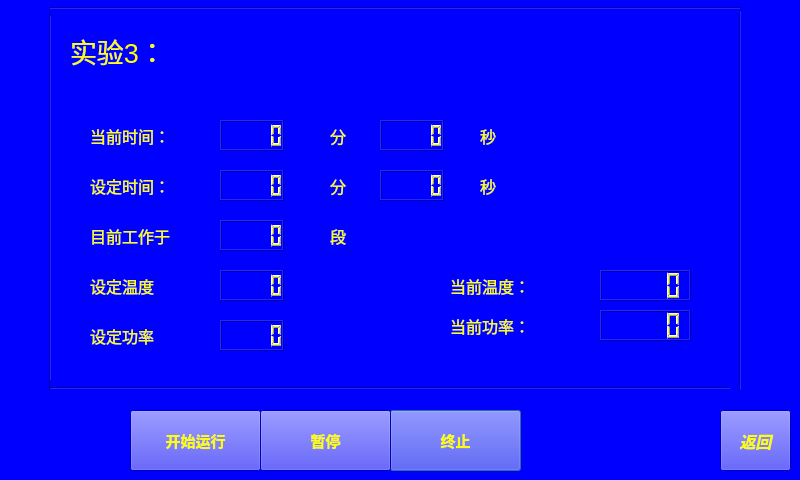
This is running_3.ui in wanghao-xznu/untitled2 as Qt 5 draws it before an edit. The edited form follows.
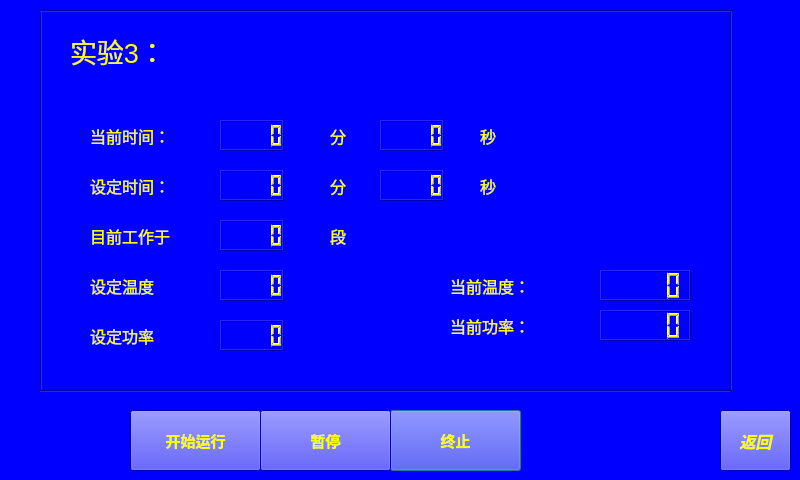
This is the edited form.

Diff of the .ui file:
```diff
--- a/running_3.ui
+++ b/running_3.ui
@@ -17,19 +17,6 @@
    <string notr="true">color: rgb(255, 255, 0);
 background-color: rgb(0, 0, 255);</string>
   </property>
-  <widget class="Line" name="line_2">
-   <property name="geometry">
-    <rect>
-     <x>40</x>
-     <y>10</y>
-     <width>20</width>
-     <height>381</height>
-    </rect>
-   </property>
-   <property name="orientation">
-    <enum>Qt::Vertical</enum>
-   </property>
-  </widget>
   <widget class="QLabel" name="label_4">
    <property name="geometry">
     <rect>
@@ -281,19 +268,6 @@
     <string>当前时间：</string>
    </property>
   </widget>
-  <widget class="Line" name="line">
-   <property name="geometry">
-    <rect>
-     <x>50</x>
-     <y>380</y>
-     <width>691</width>
-     <height>16</height>
-    </rect>
-   </property>
-   <property name="orientation">
-    <enum>Qt::Horizontal</enum>
-   </property>
-  </widget>
   <widget class="QLabel" name="label_9">
    <property name="geometry">
     <rect>
@@ -464,19 +438,6 @@
     </rect>
    </property>
   </widget>
-  <widget class="Line" name="line_3">
-   <property name="geometry">
-    <rect>
-     <x>50</x>
-     <y>0</y>
-     <width>691</width>
-     <height>16</height>
-    </rect>
-   </property>
-   <property name="orientation">
-    <enum>Qt::Horizontal</enum>
-   </property>
-  </widget>
   <widget class="QLCDNumber" name="lcdNumber">
    <property name="geometry">
     <rect>
@@ -487,12 +448,25 @@
     </rect>
    </property>
   </widget>
+  <widget class="Line" name="line">
+   <property name="geometry">
+    <rect>
+     <x>40</x>
+     <y>390</y>
+     <width>691</width>
+     <height>2</height>
+    </rect>
+   </property>
+   <property name="orientation">
+    <enum>Qt::Horizontal</enum>
+   </property>
+  </widget>
   <widget class="Line" name="line_4">
    <property name="geometry">
     <rect>
      <x>730</x>
      <y>10</y>
-     <width>20</width>
+     <width>2</width>
      <height>381</height>
     </rect>
    </property>
@@ -500,6 +474,32 @@
     <enum>Qt::Vertical</enum>
    </property>
   </widget>
+  <widget class="Line" name="line_2">
+   <property name="geometry">
+    <rect>
+     <x>40</x>
+     <y>10</y>
+     <width>2</width>
+     <height>381</height>
+    </rect>
+   </property>
+   <property name="orientation">
+    <enum>Qt::Vertical</enum>
+   </property>
+  </widget>
+  <widget class="Line" name="line_3">
+   <property name="geometry">
+    <rect>
+     <x>40</x>
+     <y>10</y>
+     <width>691</width>
+     <height>2</height>
+    </rect>
+   </property>
+   <property name="orientation">
+    <enum>Qt::Horizontal</enum>
+   </property>
+  </widget>
  </widget>
  <resources/>
  <connections/>
```
